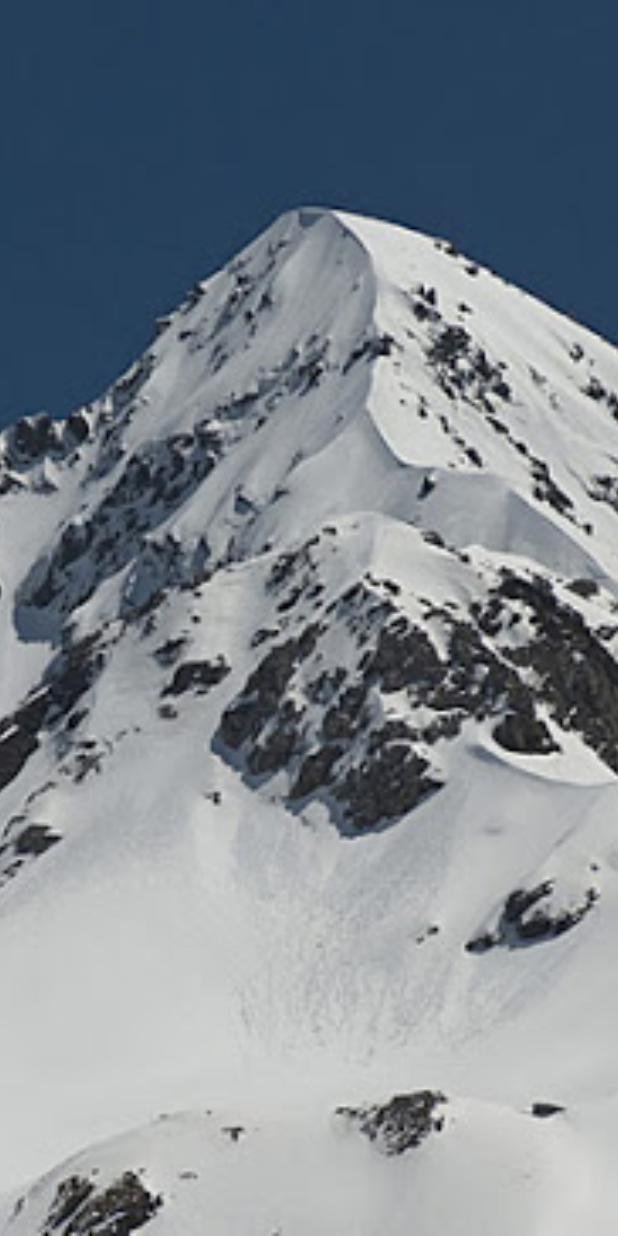
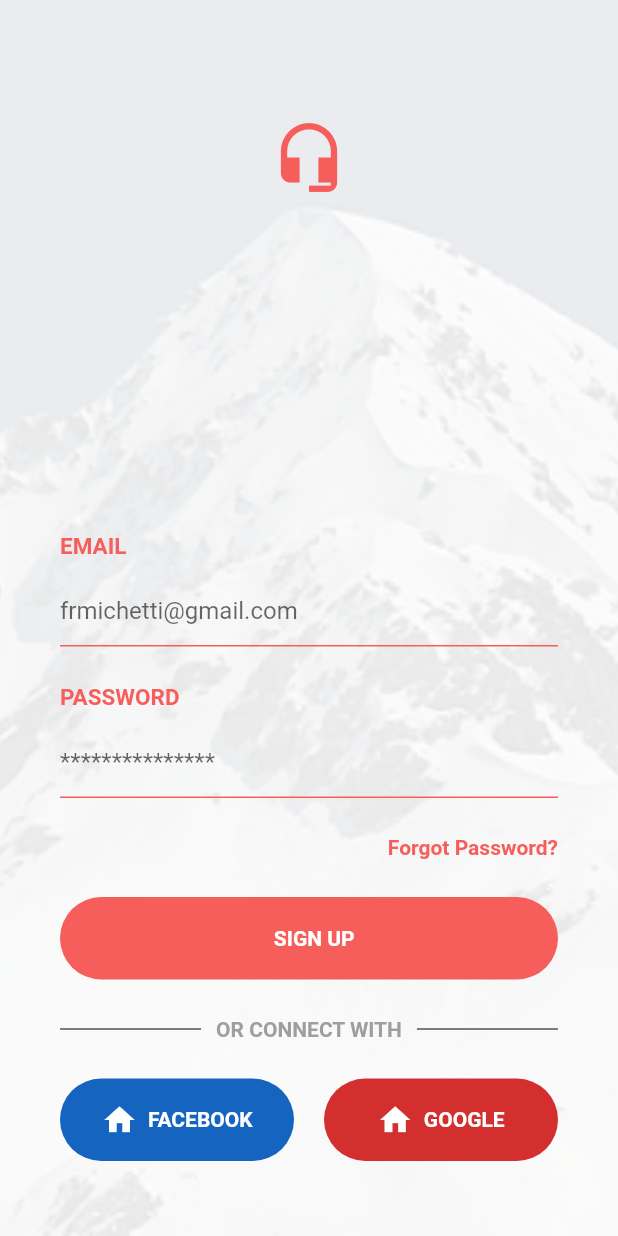
Before and after one commit to frmichetti/flutter_login_firebase, a Flutter app: the screen it shows after launch, swiped to page 3, on a phone screen of 412 x 824 dp. Run offline on Flutter 3.47's test engine with Material 2 defaults, Android fonts, the phone set to English and light mode, and no system bars.

Commit message:
finished login page

```diff
--- a/lib/login/pages/login_signin_page_widget.dart
+++ b/lib/login/pages/login_signin_page_widget.dart
@@ -1,4 +1,6 @@
 import 'package:flutter/material.dart';
+import 'package:login_firebase/login/widgets/circle_button.dart';
+import 'package:login_firebase/login/widgets/custom_textfield.dart';
 
 class LoginSignInPageWidget extends StatefulWidget {
   @override
@@ -6,8 +8,96 @@ class LoginSignInPageWidget extends StatefulWidget {
 }
 
 class _LoginSignInPageWidgetState extends State<LoginSignInPageWidget> {
+  Widget _textForgot() {
+    return Container(
+      width: double.infinity,
+      child: Text(
+        "Forgot Password?",
+        textAlign: TextAlign.right,
+        style: TextStyle(
+            fontWeight: FontWeight.bold, color: Theme.of(context).accentColor),
+      ),
+    );
+  }
+
+  Widget _lineTextLine() {
+    return Row(
+      children: <Widget>[
+        Expanded(
+            child: Divider(
+          color: Colors.black,
+          height: 15,
+        )),
+        Padding(
+          padding: const EdgeInsets.symmetric(horizontal: 10),
+          child: Text(
+            "OR CONNECT WITH",
+            style: TextStyle(color: Colors.grey, fontWeight: FontWeight.bold),
+          ),
+        ),
+        Expanded(
+            child: Divider(
+          color: Colors.black,
+          height: 15,
+        )),
+      ],
+    );
+  }
+
   @override
   Widget build(BuildContext context) {
-    return Container();
+    return Container(
+      color: Colors.white.withOpacity(0.9),
+      padding: EdgeInsets.symmetric(horizontal: 40),
+      child: Column(
+        mainAxisAlignment: MainAxisAlignment.center,
+        children: <Widget>[
+          Container(height: 80),
+          Icon(Icons.headset_mic,
+              size: 50, color: Theme.of(context).accentColor),
+          Spacer(),
+          CustomTextField(
+            label: "EMAIL",
+            hint: "frmichetti@gmail.com",
+          ),
+          Container(height: 25),
+          CustomTextField(
+            label: "PASSWORD",
+            hint: "***************",
+          ),
+          Container(height: 25),
+          _textForgot(),
+          Container(height: 25),
+          CircleButton(
+            label: "SIGN UP",
+          ),
+          Container(height: 25),
+          _lineTextLine(),
+          Container(height: 25),
+          Row(
+            children: <Widget>[
+              Expanded(
+                child: CircleButton(
+                  label: "FACEBOOK",
+                  icon: Icon(Icons.home, color: Colors.white),
+                  backgroundColor: Colors.blue[800],
+                ),
+              ),
+              Container(
+                width: 20,
+              ),
+              Expanded(
+                child: CircleButton(
+                  label: "GOOGLE",
+                  icon: Icon(Icons.home, color: Colors.white),
+                  backgroundColor: Colors.red[700],
+                ),
+              ),
+            ],
+          ),
+          Container(height: 50),
+        ],
+      ),
+    );
   }
 }
--- a/lib/login/widgets/circle_button.dart
+++ b/lib/login/widgets/circle_button.dart
@@ -5,23 +5,43 @@ class CircleButton extends StatelessWidget {
   final Color backgroundColor;
   final Color textColor;
   final Color borderColor;
+  final double height;
+  final double width;
+  final Widget icon;
 
-  const CircleButton ({Key key, this.label = "", this.backgroundColor, this.textColor = Colors.white, this.borderColor}) : super(key: key);
+  const CircleButton(
+      {Key key,
+      this.label = "",
+      this.backgroundColor,
+      this.textColor = Colors.white,
+      this.borderColor,
+      this.height = 55,
+      this.width, this.icon})
+      : super(key: key);
 
   @override
   Widget build(BuildContext context) {
     return Container(
-      width: double.infinity,
-      height: 60,
+      height: height,
+      width: width,
       decoration: BoxDecoration(
-        color: backgroundColor == null ? Theme.of(context).accentColor : backgroundColor,
-        borderRadius: BorderRadius.circular(40),
-        border: borderColor == null ? null : Border.all(color: borderColor)
-      ),
+          color: backgroundColor == null
+              ? Theme.of(context).accentColor
+              : backgroundColor,
+          borderRadius: BorderRadius.circular(40),
+          border: borderColor == null ? null : Border.all(color: borderColor)),
       alignment: Alignment.center,
-      child: Text(
-        label,
-        style: TextStyle(color: textColor, fontWeight: FontWeight.bold),
+      child: Row(
+        mainAxisAlignment: MainAxisAlignment.center,
+
+        children: <Widget>[
+          icon == null ? Container() : icon,
+          Container(width: 7,),
+          Text(
+            label,
+            style: TextStyle(color: textColor, fontWeight: FontWeight.bold),
+          )
+        ],
       ),
     );
   }
```
